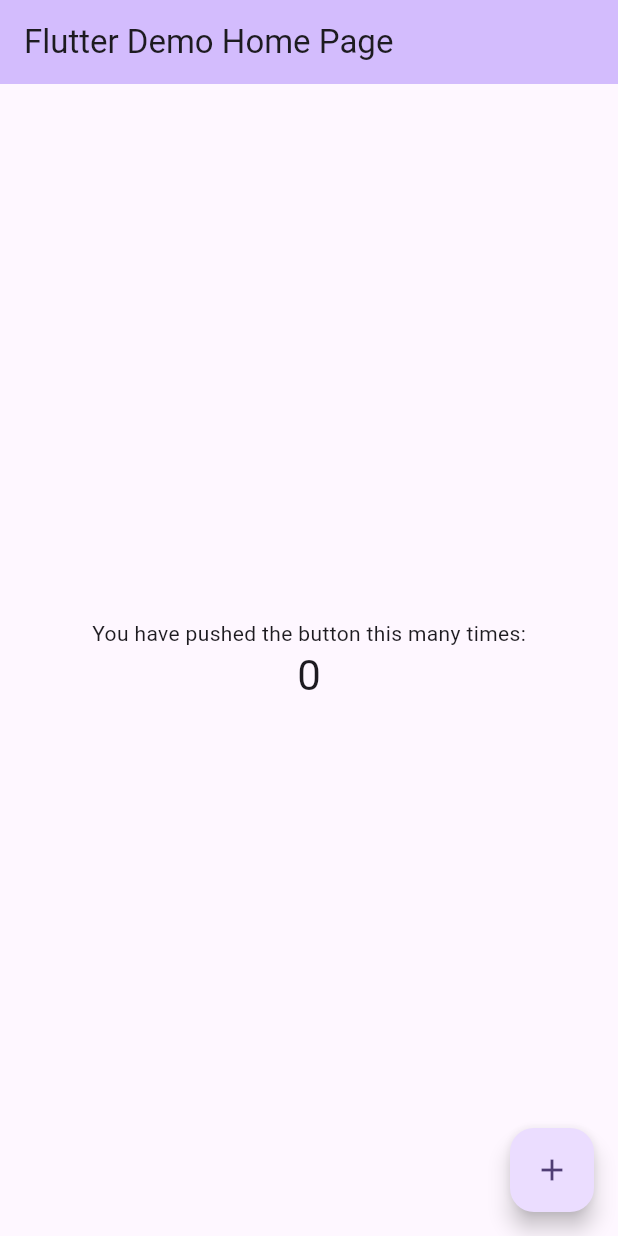
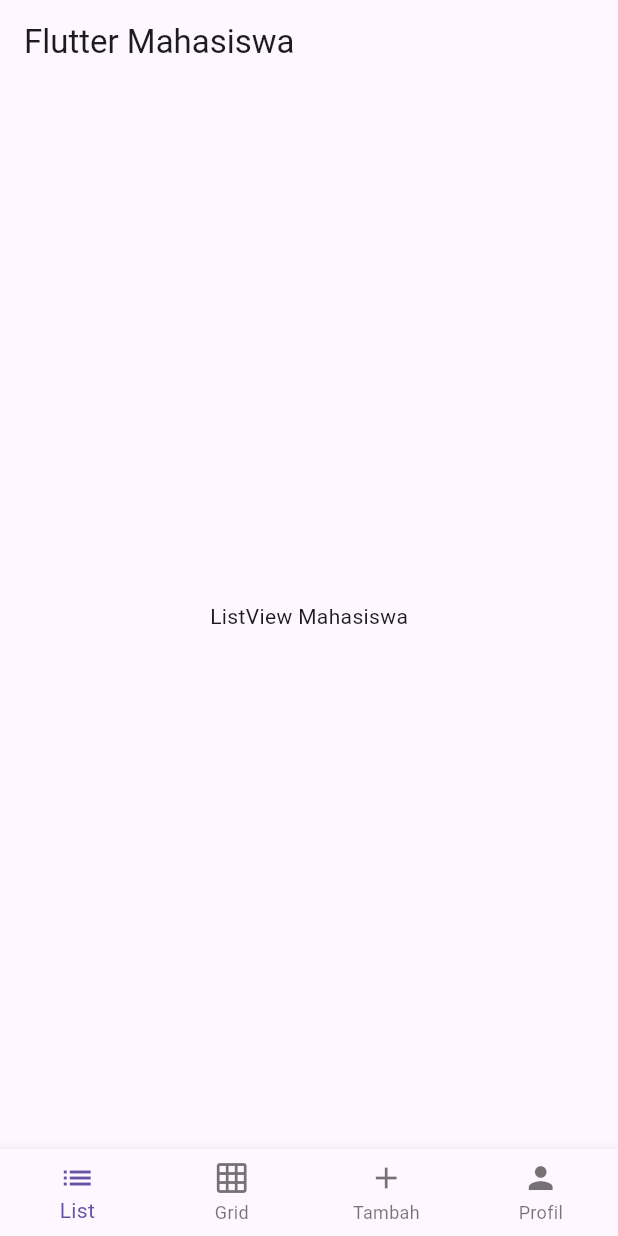
Before and after one commit to masadji12/mahasiswa-connect-flutter-fastapi, a Flutter app: the screen it shows after launch, on a phone screen of 412 x 824 dp. Run offline on Flutter 3.47's test engine with Material 3 defaults, Android fonts, the light colour scheme and no system bars.

Commit message:
Update main.dart Create BottomNavigationBar

```diff
--- a/flutter_mahasiswa/lib/main.dart
+++ b/flutter_mahasiswa/lib/main.dart
@@ -7,116 +7,67 @@ void main() {
 class MyApp extends StatelessWidget {
   const MyApp({super.key});
 
-  // This widget is the root of your application.
   @override
   Widget build(BuildContext context) {
     return MaterialApp(
-      title: 'Flutter Demo',
+      title: 'Flutter Mahasiswa',
       theme: ThemeData(
-        // This is the theme of your application.
-        //
-        // TRY THIS: Try running your application with "flutter run". You'll see
-        // the application has a purple toolbar. Then, without quitting the app,
-        // try changing the seedColor in the colorScheme below to Colors.green
-        // and then invoke "hot reload" (save your changes or press the "hot
-        // reload" button in a Flutter-supported IDE, or press "r" if you used
-        // the command line to start the app).
-        //
-        // Notice that the counter didn't reset back to zero; the application
-        // state is not lost during the reload. To reset the state, use hot
-        // restart instead.
-        //
-        // This works for code too, not just values: Most code changes can be
-        // tested with just a hot reload.
-        colorScheme: ColorScheme.fromSeed(seedColor: Colors.deepPurple),
+        primarySwatch: Colors.blue,
       ),
-      home: const MyHomePage(title: 'Flutter Demo Home Page'),
+      home: const BottomNavPage(),
     );
   }
 }
 
-class MyHomePage extends StatefulWidget {
-  const MyHomePage({super.key, required this.title});
-
-  // This widget is the home page of your application. It is stateful, meaning
-  // that it has a State object (defined below) that contains fields that affect
-  // how it looks.
-
-  // This class is the configuration for the state. It holds the values (in this
-  // case the title) provided by the parent (in this case the App widget) and
-  // used by the build method of the State. Fields in a Widget subclass are
-  // always marked "final".
-
-  final String title;
+class BottomNavPage extends StatefulWidget {
+  const BottomNavPage({super.key});
 
   @override
-  State<MyHomePage> createState() => _MyHomePageState();
+  State<BottomNavPage> createState() => _BottomNavPageState();
 }
 
-class _MyHomePageState extends State<MyHomePage> {
-  int _counter = 0;
+class _BottomNavPageState extends State<BottomNavPage> {
+  int _currentIndex = 0;
 
-  void _incrementCounter() {
-    setState(() {
-      // This call to setState tells the Flutter framework that something has
-      // changed in this State, which causes it to rerun the build method below
-      // so that the display can reflect the updated values. If we changed
-      // _counter without calling setState(), then the build method would not be
-      // called again, and so nothing would appear to happen.
-      _counter++;
-    });
-  }
+  final List<Widget> _pages = [
+    Center(child: Text('ListView Mahasiswa')),
+    Center(child: Text('GridView Mahasiswa')),
+    Center(child: Text('Tambah Mahasiswa')),
+    Center(child: Text('Profil')),
+  ];
 
   @override
   Widget build(BuildContext context) {
-    // This method is rerun every time setState is called, for instance as done
-    // by the _incrementCounter method above.
-    //
-    // The Flutter framework has been optimized to make rerunning build methods
-    // fast, so that you can just rebuild anything that needs updating rather
-    // than having to individually change instances of widgets.
     return Scaffold(
-      appBar: AppBar(
-        // TRY THIS: Try changing the color here to a specific color (to
-        // Colors.amber, perhaps?) and trigger a hot reload to see the AppBar
-        // change color while the other colors stay the same.
-        backgroundColor: Theme.of(context).colorScheme.inversePrimary,
-        // Here we take the value from the MyHomePage object that was created by
-        // the App.build method, and use it to set our appbar title.
-        title: Text(widget.title),
+      appBar: AppBar(title: const Text('Flutter Mahasiswa')),
+      body: _pages[_currentIndex],
+      bottomNavigationBar: BottomNavigationBar(
+        currentIndex: _currentIndex,
+        onTap: (index) {
+          setState(() {
+            _currentIndex = index;
+          });
+        },
+        type: BottomNavigationBarType.fixed,
+        items: const [
+          BottomNavigationBarItem(
+            icon: Icon(Icons.list),
+            label: 'List',
+          ),
+          BottomNavigationBarItem(
+            icon: Icon(Icons.grid_on),
+            label: 'Grid',
+          ),
+          BottomNavigationBarItem(
+            icon: Icon(Icons.add),
+            label: 'Tambah',
+          ),
+          BottomNavigationBarItem(
+            icon: Icon(Icons.person),
+            label: 'Profil',
+          ),
+        ],
       ),
-      body: Center(
-        // Center is a layout widget. It takes a single child and positions it
-        // in the middle of the parent.
-        child: Column(
-          // Column is also a layout widget. It takes a list of children and
-          // arranges them vertically. By default, it sizes itself to fit its
-          // children horizontally, and tries to be as tall as its parent.
-          //
-          // Column has various properties to control how it sizes itself and
-          // how it positions its children. Here we use mainAxisAlignment to
-          // center the children vertically; the main axis here is the vertical
-          // axis because Columns are vertical (the cross axis would be
-          // horizontal).
-          //
-          // TRY THIS: Invoke "debug painting" (choose the "Toggle Debug Paint"
-          // action in the IDE, or press "p" in the console), to see the
-          // wireframe for each widget.
-          mainAxisAlignment: MainAxisAlignment.center,
-          children: <Widget>[
-            const Text('You have pushed the button this many times:'),
-            Text(
-              '$_counter',
-              style: Theme.of(context).textTheme.headlineMedium,
-            ),
-          ],
-        ),
-      ),
-      floatingActionButton: FloatingActionButton(
-        onPressed: _incrementCounter,
-        tooltip: 'Increment',
-        child: const Icon(Icons.add),
-      ), // This trailing comma makes auto-formatting nicer for build methods.
     );
   }
 }
```
